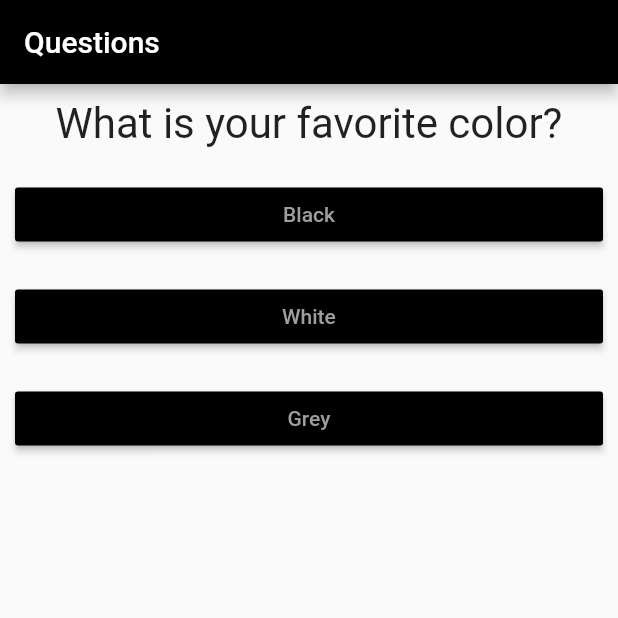
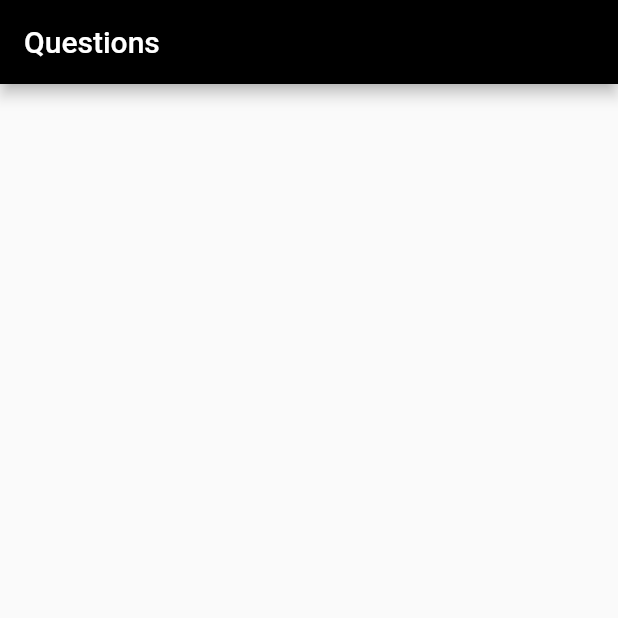
Before and after one commit to KevinCaires/flutter_first_app, a Flutter app: the screen it shows after launch, after a tap on "Black", after a tap on "Cat", after a tap on "Fast food", on a phone screen of 412 x 824 dp, the top half of it. Run offline on Flutter 3.47's test engine with Material 2 defaults, Android fonts, the phone set to English and light mode, and no system bars.

```diff
--- a/lib/main.dart
+++ b/lib/main.dart
@@ -9,8 +9,9 @@ void main() {
 
 // Class State auxiliar para o widget com estado.
 class AppState extends State<AppQuestionState> {
-  var selected = 0;
-  final List<Map<String, Object>> questions = [
+  var _selected = 0;
+  // O '_' seta um método ou atributo como privado a folha de código.
+  final List<Map<String, Object>> _questions = const [
     {
       'text': 'What is your favorite color?',
       'answer': ['Black', 'White', 'Grey'],
@@ -27,24 +28,25 @@ class AppState extends State<AppQuestionState> {
 
   //Função de responsta.
   void _answer() {
-    setState(() {
-      if (selected < (questions.length - 1)) {
-        selected++;
-      } else {
-        selected = 0;
-      }
-    });
+    if (hasSelectedAnswer) {
+      setState(() {
+        _selected++;
+      });
+    }
+  }
+
+  bool get hasSelectedAnswer {
+    return _selected < _questions.length;
   }
 
   // Cria um método do tipo widget
   // Que recebe um argumento do tipo BuildContext.
   @override
   Widget build(BuildContext context) {
-    List<Widget> responses = [];
-
-    for (var answer in questions[selected].cast()['answer']) {
-      responses.add(Answer(answer, _answer));
-    }
+    // Retorna as perguntas se ainda hover índice disponível. Senão retorna vazio.
+    List<String> responses =
+        // If in line do dart.
+        hasSelectedAnswer ? _questions[_selected].cast()['answer'] : [];
 
     return MaterialApp(
       home: Scaffold(
@@ -54,13 +56,16 @@ class AppState extends State<AppQuestionState> {
           backgroundColor: Colors.black,
         ),
         // Define o corpo da aplicação.
-        body: Column(
-          children: <Widget>[
-            Question(questions[selected]['text'].toString()),
-            // Mostra o conteúdo das respostas de forma iterável.
-            ...responses,
-          ],
-        ),
+        body: hasSelectedAnswer
+            ? Column(
+                children: <Widget>[
+                  Question(_questions[_selected]['text'].toString()),
+                  // Mostra o conteúdo das respostas de forma iterável
+                  // Usando uma arrow function para realizar o map do conteúdo.
+                  ...responses.map((t) => Answer(t, _answer)).toList(),
+                ],
+              )
+            : null,
       ),
     );
   }
```
